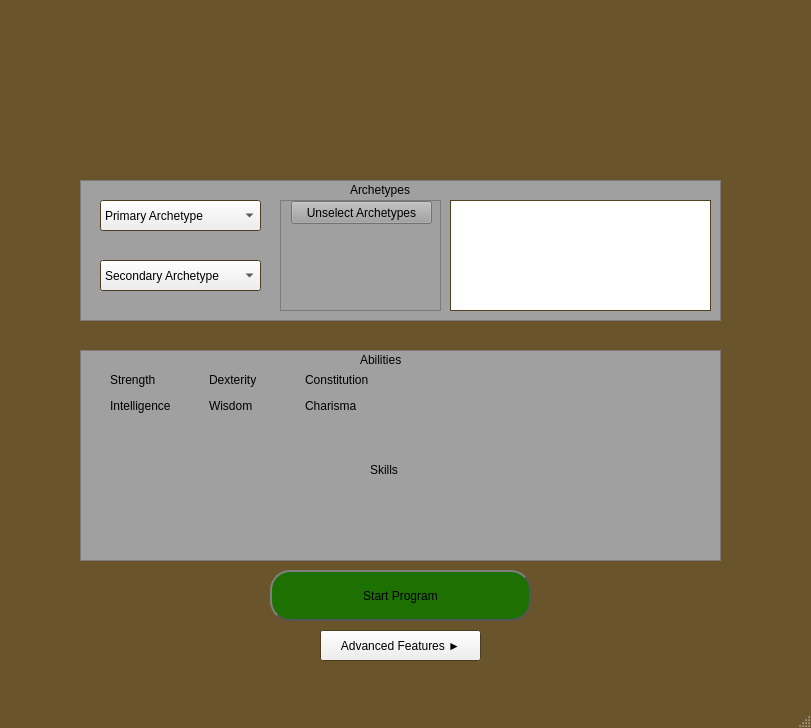
Old version of the form FirstDraft/Visuals/SelectorMenu.ui in the repository BenPidge/Dissertation-Repository.
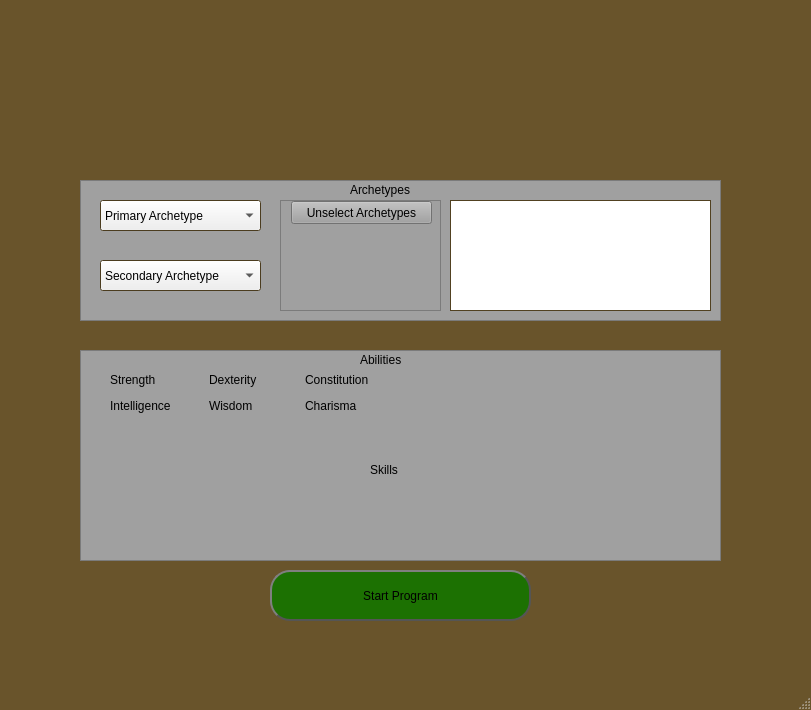
New version of the form. Icons and pictures are not drawn.

Commit message:
Advanced Filters Menu
Visuals have been midly overhauled with a VisualsController. The Advanced Filters Menu can now be accessed from, and access, the Selector Menu, though the current contents of advanced filters is little to none

```diff
--- a/FirstDraft/Visuals/SelectorMenu.ui
+++ b/FirstDraft/Visuals/SelectorMenu.ui
@@ -7,7 +7,7 @@
     <x>0</x>
     <y>0</y>
     <width>811</width>
-    <height>728</height>
+    <height>710</height>
    </rect>
   </property>
   <property name="palette">
@@ -276,19 +276,6 @@
      <string>Start Program</string>
     </property>
    </widget>
-   <widget class="QPushButton" name="advancedFeatures">
-    <property name="geometry">
-     <rect>
-      <x>320</x>
-      <y>630</y>
-      <width>161</width>
-      <height>31</height>
-     </rect>
-    </property>
-    <property name="text">
-     <string>Advanced Features ►</string>
-    </property>
-   </widget>
    <widget class="QLabel" name="label">
     <property name="geometry">
      <rect>
@@ -705,6 +692,17 @@
      <string/>
     </property>
    </widget>
+   <widget class="QWidget" name="verticalLayoutWidget">
+    <property name="geometry">
+     <rect>
+      <x>310</x>
+      <y>630</y>
+      <width>181</width>
+      <height>31</height>
+     </rect>
+    </property>
+    <layout class="QVBoxLayout" name="filtersLayout"/>
+   </widget>
    <zorder>graphicsView_2</zorder>
    <zorder>graphicsView</zorder>
    <zorder>primaryArchetypes</zorder>
```
Left out of the diff: 2 changed lines with no effect on the pictures. The commit also changes 8 other files.
